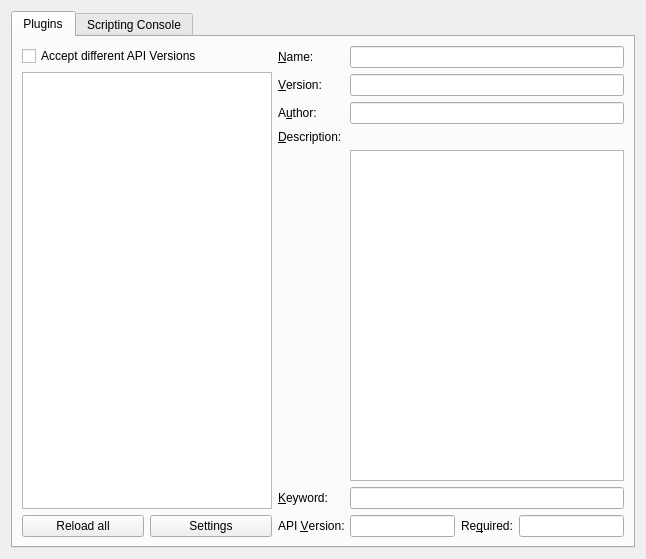
pathmann/pyTSon, file ressources/pyTSon-configdialog.ui: the form before one commit.
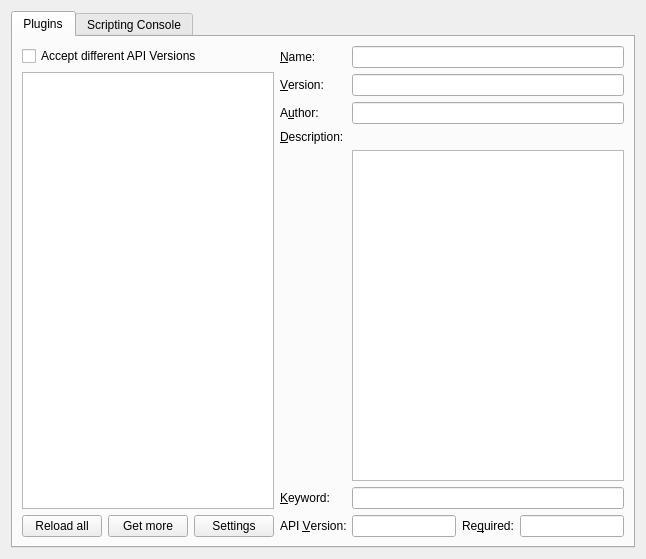
The form after the commit.

Commit message: dev branch to add script repository functionality

```diff
--- a/ressources/pyTSon-configdialog.ui
+++ b/ressources/pyTSon-configdialog.ui
@@ -48,6 +48,13 @@
              </property>
             </widget>
            </item>
+           <item>
+            <widget class="QPushButton" name="repositoryButton">
+             <property name="text">
+              <string>Get more</string>
+             </property>
+            </widget>
+           </item>
            <item>
             <widget class="QPushButton" name="settingsButton">
              <property name="text">
```
The commit also changes 5 other files.
